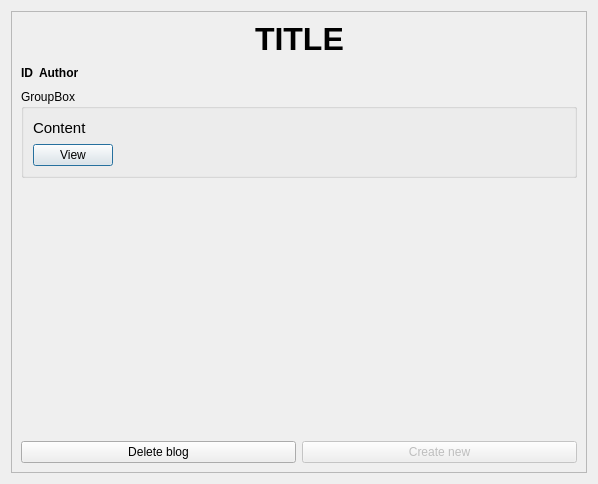
First picture: the form in Blog/entries.ui, repository JaremKaas/blog-app-QT, before the edit.
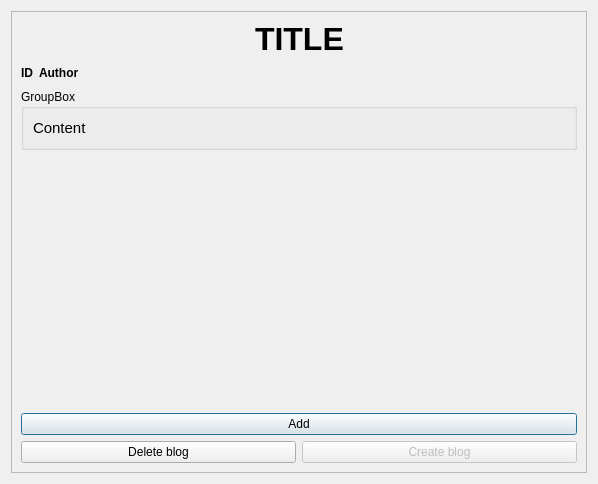
Second picture: the form after the edit.

```diff
--- a/Blog/entries.ui
+++ b/Blog/entries.ui
@@ -152,30 +152,6 @@
             </item>
            </layout>
           </item>
-          <item>
-           <layout class="QHBoxLayout" name="horizontalLayout_2">
-            <item>
-             <widget class="QPushButton" name="pushButton_view">
-              <property name="text">
-               <string>View</string>
-              </property>
-             </widget>
-            </item>
-            <item>
-             <spacer name="horizontalSpacer_4">
-              <property name="orientation">
-               <enum>Qt::Horizontal</enum>
-              </property>
-              <property name="sizeHint" stdset="0">
-               <size>
-                <width>40</width>
-                <height>20</height>
-               </size>
-              </property>
-             </spacer>
-            </item>
-           </layout>
-          </item>
          </layout>
         </widget>
        </item>
@@ -192,6 +168,13 @@
          </property>
         </spacer>
        </item>
+       <item>
+        <widget class="QPushButton" name="pushButton_add">
+         <property name="text">
+          <string>Add</string>
+         </property>
+        </widget>
+       </item>
        <item>
         <layout class="QHBoxLayout" name="horizontalLayout_8">
          <item>
@@ -207,7 +190,7 @@
             <bool>false</bool>
            </property>
            <property name="text">
-            <string>Create new</string>
+            <string>Create blog</string>
            </property>
           </widget>
          </item>
```
